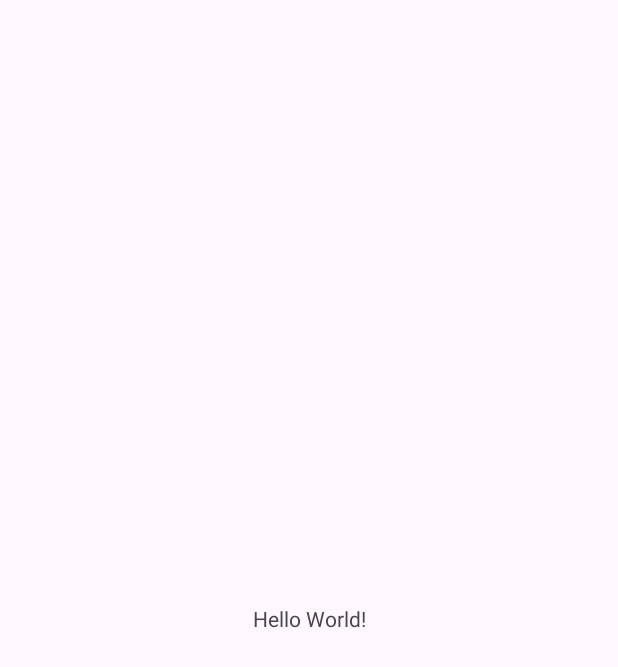
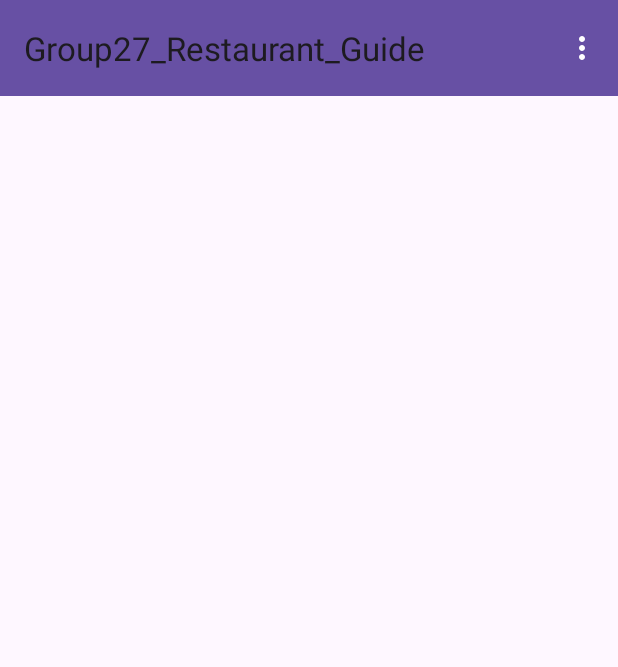
Before and after one commit to VirtAltoKohi/COMP3074_Group27_Assignment1, an Android app: the screen it shows after launch (MainActivity), on a phone screen of 412 x 824 dp. Before the commit the part shown is almost empty. Shown: the top 667 px of the screen. Run offline under Robolectric (Android 15) with nearby library versions, the phone set to English and light mode, and no system bars.

Commit message:
Gotten the (Splssh Screen, Main Screen, and About Screen) devloped and partially functional. Still trouble shooting issues.

```diff
--- a/app/build.gradle.kts
+++ b/app/build.gradle.kts
@@ -4,7 +4,7 @@ plugins {
 
 android {
     namespace = "ca.gbc.comp3074.group27_restaurant_guide"
-    compileSdk = 33
+    compileSdk = 34
 
     defaultConfig {
         applicationId = "ca.gbc.comp3074.group27_restaurant_guide"
--- a/app/src/main/java/ca/gbc/comp3074/group27_restaurant_guide/MainActivity.java
+++ b/app/src/main/java/ca/gbc/comp3074/group27_restaurant_guide/MainActivity.java
@@ -2,13 +2,41 @@ package ca.gbc.comp3074.group27_restaurant_guide;
 
 import androidx.appcompat.app.AppCompatActivity;
 
+import android.content.Intent;
 import android.os.Bundle;
+import android.view.Menu;
+import android.view.MenuInflater;
+import android.view.MenuItem;
 
+import androidx.appcompat.widget.Toolbar;
 public class MainActivity extends AppCompatActivity {
+
+    Toolbar toolbar_MA;
 
     @Override
     protected void onCreate(Bundle savedInstanceState) {
         super.onCreate(savedInstanceState);
         setContentView(R.layout.activity_main);
+
+        toolbar_MA = findViewById(R.id.toolbar_MA);
+        setSupportActionBar(toolbar_MA);
+    }
+
+    @Override
+    public boolean onCreateOptionsMenu(Menu menu) {
+        MenuInflater inflater = getMenuInflater();
+        inflater.inflate(R.menu.toolbar_menu, menu);
+        return true;
+    }
+
+    @Override
+    public boolean onOptionsItemSelected(MenuItem item) {
+        // Handle item selection
+        int id = item.getItemId();
+        if (id == R.id.about_section) {
+            startActivity(new Intent(this, AboutActivity.class));
+            return true;
+        }
+        return super.onOptionsItemSelected(item);
     }
 }
--- /dev/null
+++ b/app/src/main/java/ca/gbc/comp3074/group27_restaurant_guide/SplashActivity.java
@@ -0,0 +1,23 @@
+package ca.gbc.comp3074.group27_restaurant_guide;
+
+import android.content.Intent;
+import android.os.Bundle;
+import android.os.Handler;
+
+import androidx.appcompat.app.AppCompatActivity;
+
+public class SplashActivity extends AppCompatActivity {
+
+    @Override
+    protected void onCreate(Bundle savedInstanceState) {
+        super.onCreate(savedInstanceState);
+        setContentView(R.layout.activity_splash_screen);
+
+        new Handler().postDelayed(() -> {
+            Intent intent = new Intent(SplashActivity.this, MainActivity.class);
+            startActivity(intent);
+            finish();
+        }, 2000);
+    }
+
+}
--- /dev/null
+++ b/app/src/main/res/drawable/baseline_more_vert_24.xml
@@ -0,0 +1,5 @@
+<vector android:height="24dp" android:tint="#FFFFFF"
+    android:viewportHeight="24" android:viewportWidth="24"
+    android:width="24dp" xmlns:android="http://schemas.android.com/apk/res/android">
+    <path android:fillColor="@android:color/white" android:pathData="M12,8c1.1,0 2,-0.9 2,-2s-0.9,-2 -2,-2 -2,0.9 -2,2 0.9,2 2,2zM12,10c-1.1,0 -2,0.9 -2,2s0.9,2 2,2 2,-0.9 2,-2 -0.9,-2 -2,-2zM12,16c-1.1,0 -2,0.9 -2,2s0.9,2 2,2 2,-0.9 2,-2 -0.9,-2 -2,-2z"/>
+</vector>
--- a/app/src/main/res/layout/activity_main.xml
+++ b/app/src/main/res/layout/activity_main.xml
@@ -1,18 +1,26 @@
 <?xml version="1.0" encoding="utf-8"?>
-<androidx.constraintlayout.widget.ConstraintLayout xmlns:android="http://schemas.android.com/apk/res/android"
+<RelativeLayout xmlns:android="http://schemas.android.com/apk/res/android"
     xmlns:app="http://schemas.android.com/apk/res-auto"
     xmlns:tools="http://schemas.android.com/tools"
     android:layout_width="match_parent"
     android:layout_height="match_parent"
-    tools:context=".MainActivity">
+    tools:context=".MainActivity" >
 
-    <TextView
+    <androidx.appcompat.widget.Toolbar
+        android:id="@+id/toolbar_MA"
+        android:layout_width="match_parent"
+        android:layout_height="wrap_content"
+        android:background="?attr/colorPrimary"
+        android:minHeight="?attr/actionBarSize"
+        android:theme="?attr/actionBarTheme" />
+
+    <ListView
+        android:id="@+id/Restaurant_Listings"
         android:layout_width="wrap_content"
-        android:layout_height="wrap_content"
-        android:text="Hello World!"
-        app:layout_constraintBottom_toBottomOf="parent"
-        app:layout_constraintEnd_toEndOf="parent"
-        app:layout_constraintStart_toStartOf="parent"
-        app:layout_constraintTop_toTopOf="parent" />
-
-</androidx.constraintlayout.widget.ConstraintLayout>
+        android:layout_height="594dp"
+        android:layout_below="@+id/toolbar3"
+        android:layout_alignParentBottom="true"
+        android:layout_marginTop="-2dp"
+        android:layout_marginBottom="75dp"
+        android:padding="16dp" />
+</RelativeLayout>
--- /dev/null
+++ b/app/src/main/res/menu/toolbar_menu.xml
@@ -0,0 +1,17 @@
+<?xml version="1.0" encoding="utf-8"?>
+<menu xmlns:android="http://schemas.android.com/apk/res/android"
+    xmlns:app="http://schemas.android.com/apk/res-auto">
+
+    <item
+        app:showAsAction="always"
+        android:icon="@drawable/baseline_more_vert_24"
+        android:title="">
+        <menu>
+            <item
+                android:id="@+id/about_section"
+                android:title="about"
+                app:showAsAction="never"/>
+        </menu>
+    </item>
+
+</menu>
--- a/build.gradle.kts
+++ b/build.gradle.kts
@@ -1,4 +1,4 @@
 // Top-level build file where you can add configuration options common to all sub-projects/modules.
 plugins {
-    id("com.android.application") version "8.1.2" apply false
+    id("com.android.application") version "8.1.4" apply false
 }
```
Also changed, not shown: app/src/main/AndroidManifest.xml (+14 -1 lines), app/src/main/java/ca/gbc/comp3074/group27_restaurant_guide/AboutActivity.java (added, +18 -0 lines), app/src/main/res/layout/activity_about.xml (added, +145 -0 lines), app/src/main/res/layout/activity_splash_screen.xml (added, +23 -0 lines), app/src/main/res/layout/restaurant_row.xml (added, +47 -0 lines), app/src/main/res/values/strings.xml (+19 -0 lines), app/src/main/res/drawable/logo__02.png (added).
